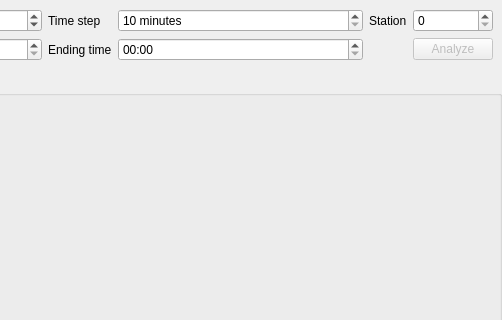
Qt form plotwidget.ui (BugenZhao/MTAnalyzer) before a commit; both pictures show x 282 to 784 and y 0 to 320 of the 784 by 618 pixel window.
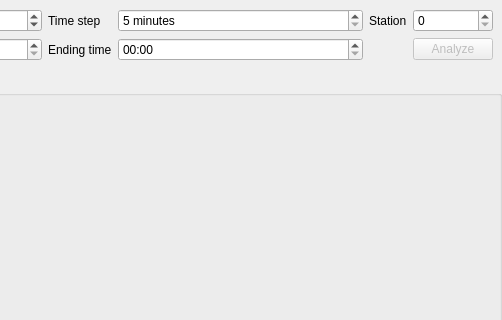
The same form after that commit.

The edit to the form file:
```diff
--- a/plotwidget.ui
+++ b/plotwidget.ui
@@ -95,13 +95,13 @@
       <item row="0" column="3">
        <widget class="QSpinBox" name="timeStepBox">
         <property name="suffix">
-         <string>0 minutes</string>
+         <string> minutes</string>
         </property>
         <property name="minimum">
-         <number>1</number>
+         <number>5</number>
         </property>
         <property name="maximum">
-         <number>24</number>
+         <number>240</number>
         </property>
         <property name="singleStep">
          <number>1</number>
```
Left out of the diff: 8 changed lines with no effect on the pictures.
